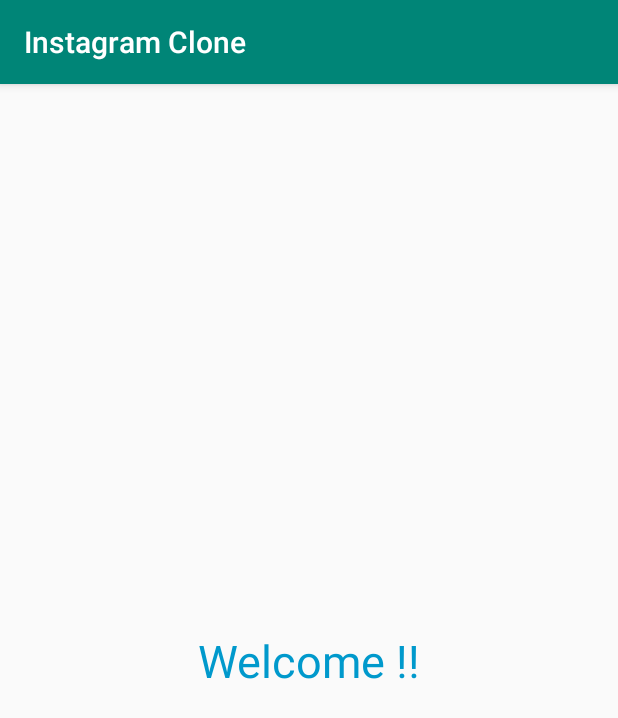
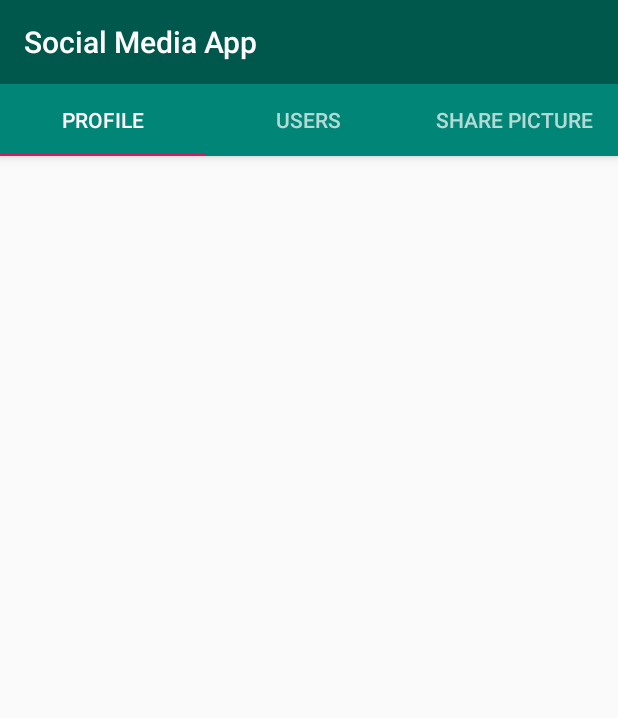
Before and after one commit to Yashsva/Instagram-Clone, an Android app: the SocialMediaActivity screen opened directly, with no data from a screen before it, on a phone screen of 412 x 824 dp. Shown: the top 718 px of the screen. Run offline under Robolectric (Android 15) with nearby library versions, the phone set to English and light mode, and no system bars.

Commit message:
TabLayout Set Up

```diff
--- a/app/build.gradle
+++ b/app/build.gradle
@@ -23,10 +23,15 @@
     implementation fileTree(dir: 'libs', include: ['*.jar'])
     implementation 'androidx.appcompat:appcompat:1.1.0'
     implementation 'androidx.constraintlayout:constraintlayout:1.1.3'
+    implementation 'androidx.legacy:legacy-support-v4:1.0.0'
     testImplementation 'junit:junit:4.12'
     androidTestImplementation 'androidx.test.ext:junit:1.1.1'
     androidTestImplementation 'androidx.test.espresso:espresso-core:3.2.0'
 
     implementation "com.github.parse-community.Parse-SDK-Android:parse:1.23.1"
 
+
+    implementation 'androidx.recyclerview:recyclerview:1.0.0'
+    implementation 'com.google.android.material:material:1.0.0'
+
 }
--- a/app/src/main/AndroidManifest.xml
+++ b/app/src/main/AndroidManifest.xml
@@ -10,7 +10,8 @@
         android:roundIcon="@mipmap/ic_launcher_round"
         android:supportsRtl="true"
         android:theme="@style/AppTheme">
-        <activity android:name=".SocialMediaActivity"></activity>
+        <activity android:name=".SocialMediaActivity"
+            android:theme="@style/AppTheme.NoActionBar"></activity>
         <activity android:name=".Login" />
         <activity android:name=".SignUp">
             <intent-filter>
--- /dev/null
+++ b/app/src/main/java/com/example/instagramclone/ProfileTab.java
@@ -0,0 +1,31 @@
+package com.example.instagramclone;
+
+
+import android.os.Bundle;
+
+import androidx.fragment.app.Fragment;
+
+import android.view.LayoutInflater;
+import android.view.View;
+import android.view.ViewGroup;
+
+
+/**
+ * A simple {@link Fragment} subclass.
+ */
+public class ProfileTab extends Fragment {
+
+
+    public ProfileTab() {
+        // Required empty public constructor
+    }
+
+
+    @Override
+    public View onCreateView(LayoutInflater inflater, ViewGroup container,
+                             Bundle savedInstanceState) {
+        // Inflate the layout for this fragment
+        return inflater.inflate(R.layout.fragment_profile_tab, container, false);
+    }
+
+}
--- /dev/null
+++ b/app/src/main/java/com/example/instagramclone/SharePictureTab.java
@@ -0,0 +1,31 @@
+package com.example.instagramclone;
+
+
+import android.os.Bundle;
+
+import androidx.fragment.app.Fragment;
+
+import android.view.LayoutInflater;
+import android.view.View;
+import android.view.ViewGroup;
+
+
+/**
+ * A simple {@link Fragment} subclass.
+ */
+public class SharePictureTab extends Fragment {
+
+
+    public SharePictureTab() {
+        // Required empty public constructor
+    }
+
+
+    @Override
+    public View onCreateView(LayoutInflater inflater, ViewGroup container,
+                             Bundle savedInstanceState) {
+        // Inflate the layout for this fragment
+        return inflater.inflate(R.layout.fragment_share_picture_tab, container, false);
+    }
+
+}
--- a/app/src/main/java/com/example/instagramclone/SocialMediaActivity.java
+++ b/app/src/main/java/com/example/instagramclone/SocialMediaActivity.java
@@ -1,14 +1,43 @@
 package com.example.instagramclone;
 
 import androidx.appcompat.app.AppCompatActivity;
+import androidx.viewpager.widget.ViewPager;
 
 import android.os.Bundle;
 
+import com.google.android.material.tabs.TabLayout;
+
 public class SocialMediaActivity extends AppCompatActivity {
+
+
+    private androidx.appcompat.widget.Toolbar toolbar;
+    private ViewPager viewPager;
+    private TabLayout tableLayout;
+    private TabAdapter tabAdapter;
 
     @Override
     protected void onCreate(Bundle savedInstanceState) {
         super.onCreate(savedInstanceState);
         setContentView(R.layout.activity_social_media);
+
+
+        setTitle("Social Media App");
+
+        toolbar=findViewById(R.id.myToolbar);
+        setSupportActionBar(toolbar);
+
+        viewPager=findViewById(R.id.viewPager);
+
+        tabAdapter=new TabAdapter(getSupportFragmentManager(),2);
+        viewPager.setAdapter(tabAdapter);
+
+        tableLayout=findViewById(R.id.tabLayout);
+        tableLayout.setupWithViewPager(viewPager,false);
+
+
+
+
+
+
     }
 }
--- /dev/null
+++ b/app/src/main/java/com/example/instagramclone/TabAdapter.java
@@ -0,0 +1,60 @@
+package com.example.instagramclone;
+
+import androidx.annotation.NonNull;
+import androidx.annotation.Nullable;
+import androidx.fragment.app.Fragment;
+import androidx.fragment.app.FragmentManager;
+import androidx.fragment.app.FragmentPagerAdapter;
+
+public class TabAdapter extends FragmentPagerAdapter {
+
+
+    public TabAdapter(@NonNull FragmentManager fm, int behavior) {
+        super(fm, behavior);
+    }
+
+    @NonNull
+    @Override
+    public Fragment getItem(int position) {
+        switch (position)
+        {
+            case 0:
+                ProfileTab profileTab=new ProfileTab();
+                return profileTab;
+
+            case 1:
+                UsersTab usersTab=new UsersTab();
+                return usersTab;
+
+            case 2:
+                return new SharePictureTab();
+
+                default:
+                    return null;
+        }
+
+    }
+
+    @Override
+    public int getCount() {
+        return 3;
+    }
+
+    @Nullable
+    @Override
+    public CharSequence getPageTitle(int position) {
+
+        switch(position)
+        {
+            case 0:
+                return "Profile";
+            case 1:
+                return "Users";
+            case 2:
+                return "Share Picture";
+
+                default:
+                    return null;
+        }
+    }
+}
--- /dev/null
+++ b/app/src/main/java/com/example/instagramclone/UsersTab.java
@@ -0,0 +1,31 @@
+package com.example.instagramclone;
+
+
+import android.os.Bundle;
+
+import androidx.fragment.app.Fragment;
+
+import android.view.LayoutInflater;
+import android.view.View;
+import android.view.ViewGroup;
+
+
+/**
+ * A simple {@link Fragment} subclass.
+ */
+public class UsersTab extends Fragment {
+
+
+    public UsersTab() {
+        // Required empty public constructor
+    }
+
+
+    @Override
+    public View onCreateView(LayoutInflater inflater, ViewGroup container,
+                             Bundle savedInstanceState) {
+        // Inflate the layout for this fragment
+        return inflater.inflate(R.layout.fragment_users_tab, container, false);
+    }
+
+}
--- a/app/src/main/res/layout/activity_social_media.xml
+++ b/app/src/main/res/layout/activity_social_media.xml
@@ -1,20 +1,32 @@
 <?xml version="1.0" encoding="utf-8"?>
-<androidx.constraintlayout.widget.ConstraintLayout xmlns:android="http://schemas.android.com/apk/res/android"
+<RelativeLayout xmlns:android="http://schemas.android.com/apk/res/android"
     xmlns:app="http://schemas.android.com/apk/res-auto"
     xmlns:tools="http://schemas.android.com/tools"
     android:layout_width="match_parent"
     android:layout_height="match_parent"
     tools:context=".SocialMediaActivity">
 
-    <TextView
-        android:id="@+id/textView"
-        android:layout_width="wrap_content"
+    <com.google.android.material.appbar.AppBarLayout
+        android:id="@+id/appBarLayout"
+        android:layout_width="match_parent"
+        android:layout_height="wrap_content">
+
+        <include android:id="@+id/myToolbar"
+            layout="@layout/my_toolbar"/>
+
+        <com.google.android.material.tabs.TabLayout
+            android:id="@+id/tabLayout"
+            android:layout_width="match_parent"
+            android:layout_height="wrap_content"
+            android:theme="@style/ThemeOverlay.AppCompat.Dark.ActionBar"/>
+    </com.google.android.material.appbar.AppBarLayout>
+
+    <androidx.viewpager.widget.ViewPager
+        android:id="@+id/viewPager"
+        android:layout_width="match_parent"
         android:layout_height="wrap_content"
-        android:text="Welcome !!"
-        android:textColor="@android:color/holo_blue_dark"
-        android:textSize="30sp"
-        app:layout_constraintBottom_toBottomOf="parent"
-        app:layout_constraintEnd_toEndOf="parent"
-        app:layout_constraintStart_toStartOf="parent"
-        app:layout_constraintTop_toTopOf="parent" />
-</androidx.constraintlayout.widget.ConstraintLayout>
+        />
+
+
+
+</RelativeLayout>
--- /dev/null
+++ b/app/src/main/res/layout/fragment_profile_tab.xml
@@ -0,0 +1,11 @@
+<?xml version="1.0" encoding="utf-8"?>
+<androidx.constraintlayout.widget.ConstraintLayout xmlns:android="http://schemas.android.com/apk/res/android"
+    xmlns:tools="http://schemas.android.com/tools"
+    android:layout_width="match_parent"
+    android:layout_height="match_parent"
+    tools:context=".ProfileTab">
+
+    <!-- TODO: Update blank fragment layout -->
+
+
+</androidx.constraintlayout.widget.ConstraintLayout>
--- /dev/null
+++ b/app/src/main/res/layout/fragment_share_picture_tab.xml
@@ -0,0 +1,10 @@
+<?xml version="1.0" encoding="utf-8"?>
+<androidx.constraintlayout.widget.ConstraintLayout xmlns:android="http://schemas.android.com/apk/res/android"
+    xmlns:tools="http://schemas.android.com/tools"
+    android:layout_width="match_parent"
+    android:layout_height="match_parent"
+    tools:context=".SharePictureTab">
+
+
+
+</androidx.constraintlayout.widget.ConstraintLayout>
--- /dev/null
+++ b/app/src/main/res/layout/fragment_users_tab.xml
@@ -0,0 +1,10 @@
+<?xml version="1.0" encoding="utf-8"?>
+<androidx.constraintlayout.widget.ConstraintLayout xmlns:android="http://schemas.android.com/apk/res/android"
+    xmlns:tools="http://schemas.android.com/tools"
+    android:layout_width="match_parent"
+    android:layout_height="match_parent"
+    tools:context=".UsersTab">
+
+
+
+</androidx.constraintlayout.widget.ConstraintLayout>
--- /dev/null
+++ b/app/src/main/res/layout/my_toolbar.xml
@@ -0,0 +1,10 @@
+<?xml version="1.0" encoding="utf-8"?>
+<androidx.appcompat.widget.Toolbar
+    xmlns:android="http://schemas.android.com/apk/res/android"
+    android:layout_width="match_parent"
+    android:layout_height="match_parent"
+    android:id="@+id/myToolbar"
+    android:background="@color/colorPrimaryDark"
+    android:theme="@style/ThemeOverlay.AppCompat.Dark.ActionBar">
+
+</androidx.appcompat.widget.Toolbar>
--- a/app/src/main/res/values/strings.xml
+++ b/app/src/main/res/values/strings.xml
@@ -1,3 +1,6 @@
 <resources>
     <string name="app_name">Instagram Clone</string>
+
+    <!-- TODO: Remove or change this placeholder text -->
+    <string name="hello_blank_fragment">Hello blank fragment</string>
 </resources>
--- a/app/src/main/res/values/styles.xml
+++ b/app/src/main/res/values/styles.xml
@@ -8,4 +8,8 @@
         <item name="colorAccent">@color/colorAccent</item>
     </style>
 
+    <style name="AppTheme.NoActionBar">
+        <item name="windowActionBar">false</item>
+        <item name="windowNoTitle">true</item>
+    </style>
 </resources>
```
